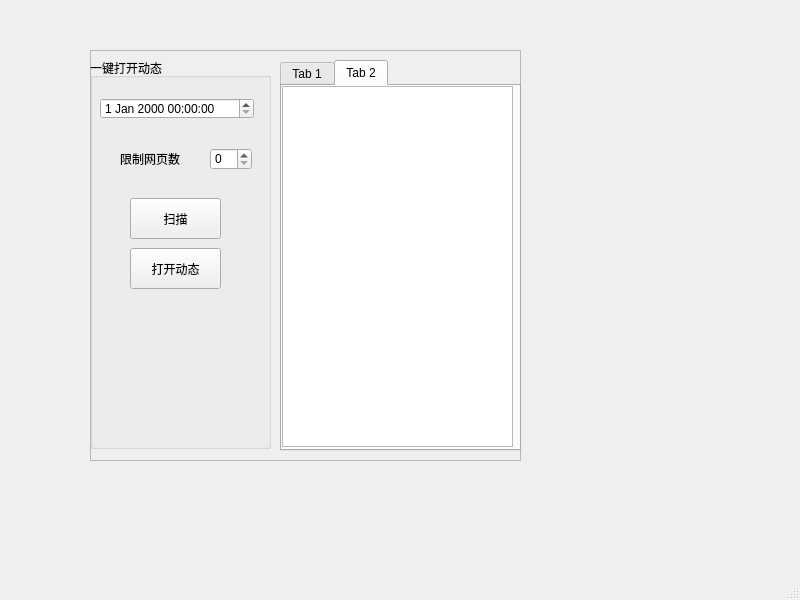
Old version of the form ui/untitled.ui in the repository QiWenLV/BSiteDataAnalysis.
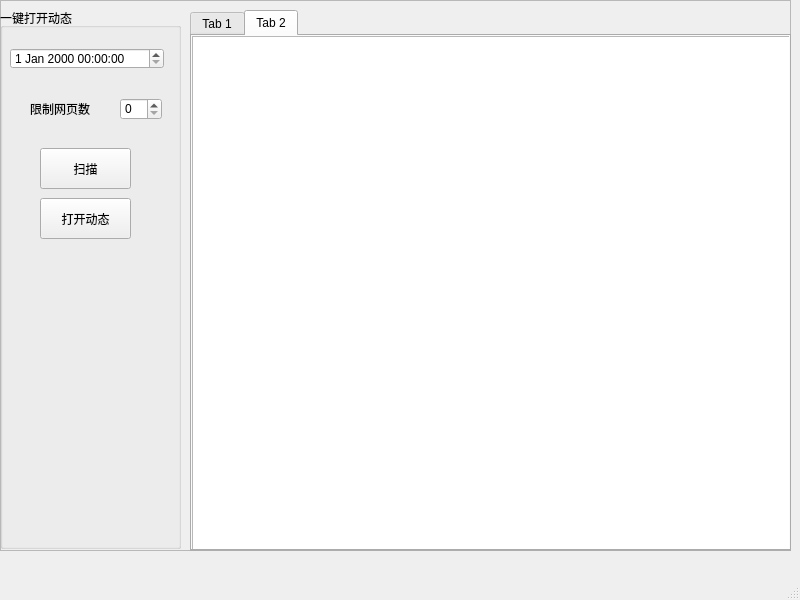
New version of the form. The open tabs and pages were chosen to show the change.

Diff of the .ui file:
```diff
--- a/ui/untitled.ui
+++ b/ui/untitled.ui
@@ -17,14 +17,14 @@
    <widget class="QWidget" name="gridLayoutWidget">
     <property name="geometry">
      <rect>
-      <x>90</x>
-      <y>50</y>
-      <width>431</width>
-      <height>411</height>
+      <x>0</x>
+      <y>0</y>
+      <width>791</width>
+      <height>551</height>
      </rect>
     </property>
     <layout class="QGridLayout" name="gridLayout">
-     <item row="1" column="0">
+     <item row="0" column="0" rowspan="2">
       <widget class="QFrame" name="frame">
        <property name="frameShape">
         <enum>QFrame::StyledPanel</enum>
@@ -38,7 +38,7 @@
           <x>0</x>
           <y>8</y>
           <width>181</width>
-          <height>391</height>
+          <height>541</height>
          </rect>
         </property>
         <property name="title">
@@ -109,8 +109,8 @@
          <rect>
           <x>190</x>
           <y>10</y>
-          <width>241</width>
-          <height>391</height>
+          <width>601</width>
+          <height>541</height>
          </rect>
         </property>
         <property name="currentIndex">
@@ -138,13 +138,16 @@
          <attribute name="title">
           <string>Tab 2</string>
          </attribute>
-         <widget class="QTableView" name="tableView_2">
+         <widget class="QTableView" name="blackTable">
+          <property name="enabled">
+           <bool>true</bool>
+          </property>
           <property name="geometry">
            <rect>
             <x>0</x>
             <y>0</y>
-            <width>231</width>
-            <height>361</height>
+            <width>601</width>
+            <height>521</height>
            </rect>
           </property>
          </widget>
```
Left out of the diff: 11 changed lines with no effect on the pictures.
